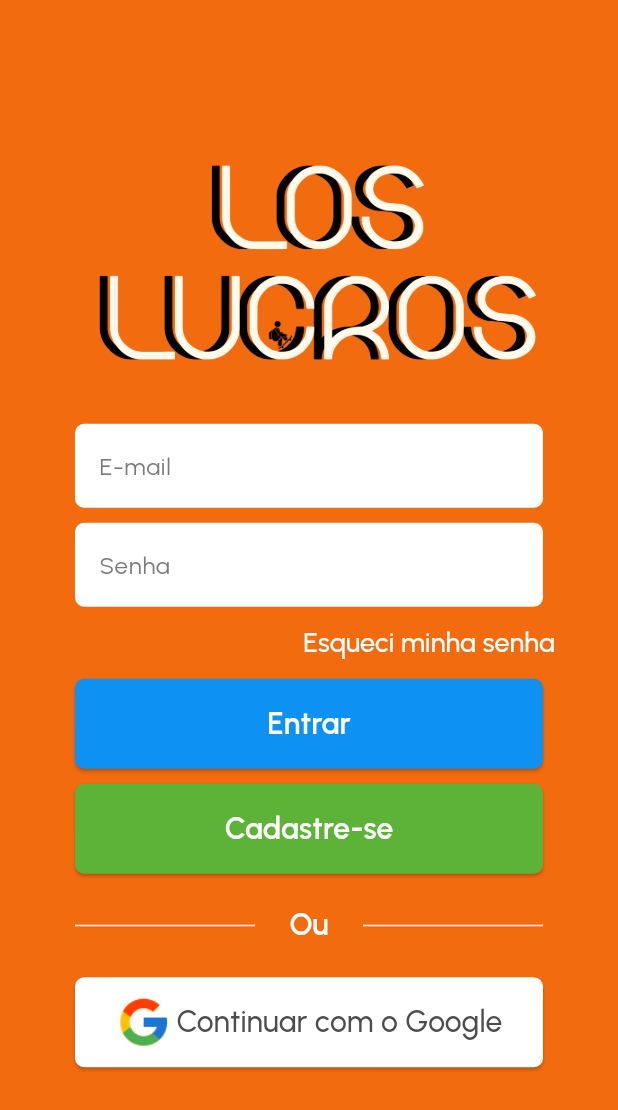
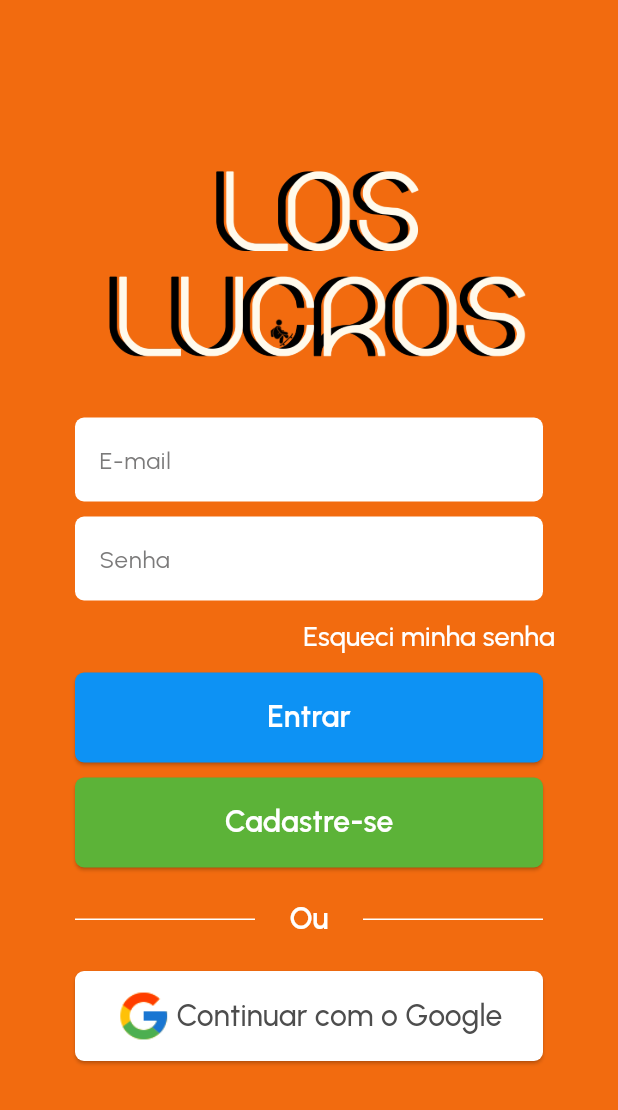
Before and after one commit to Merenciou/Los-Lucros, a Flutter app: the SignInScreen screen opened directly, on a phone screen of 412 x 824 dp. Shown: the top 1110 px of the screen. Run offline on Flutter 3.47's test engine with Material 3 defaults, Android fonts, the phone set to English and light mode, and no system bars; our stand-ins replace google_fonts.

Commit message:
responsivity added

```diff
--- a/lib/view/auth_screens/sign_in_screen.dart
+++ b/lib/view/auth_screens/sign_in_screen.dart
@@ -21,7 +21,7 @@ class _SignInScreenState extends State<SignInScreen> {
         mainAxisAlignment: MainAxisAlignment.center,
         children: [
           SizedBox(
-            height: 180,
+            height: deviceSize.width / 2.4,
             child: Image.asset(
               'assets/images/logo/logo.png',
             ),
--- a/lib/view/auth_screens/sign_up_screen.dart
+++ b/lib/view/auth_screens/sign_up_screen.dart
@@ -21,7 +21,7 @@ class _SignUpScreenState extends State<SignUpScreen> {
         mainAxisAlignment: MainAxisAlignment.center,
         children: [
           SizedBox(
-            height: 180,
+            height: deviceSize.width / 2.4,
             child: Image.asset(
               'assets/images/logo/logo.png',
             ),
```
